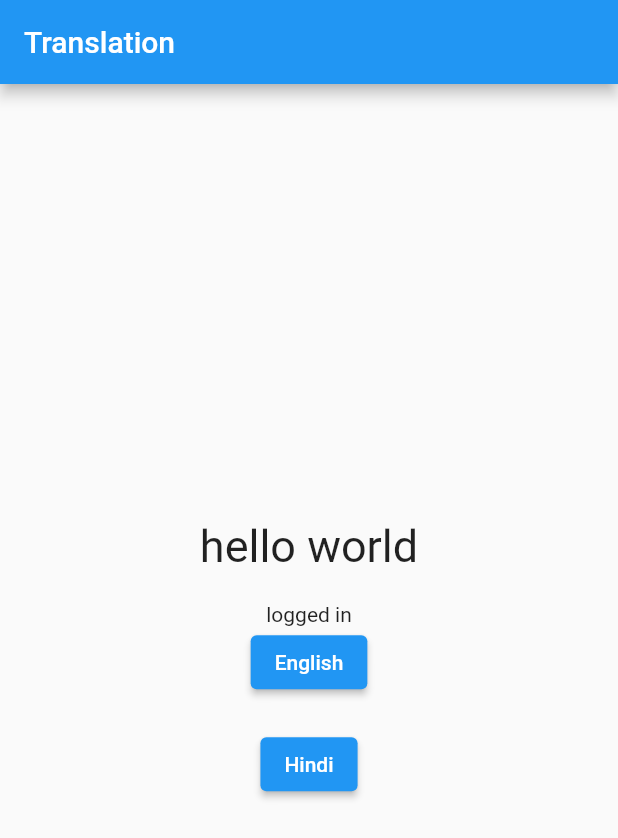
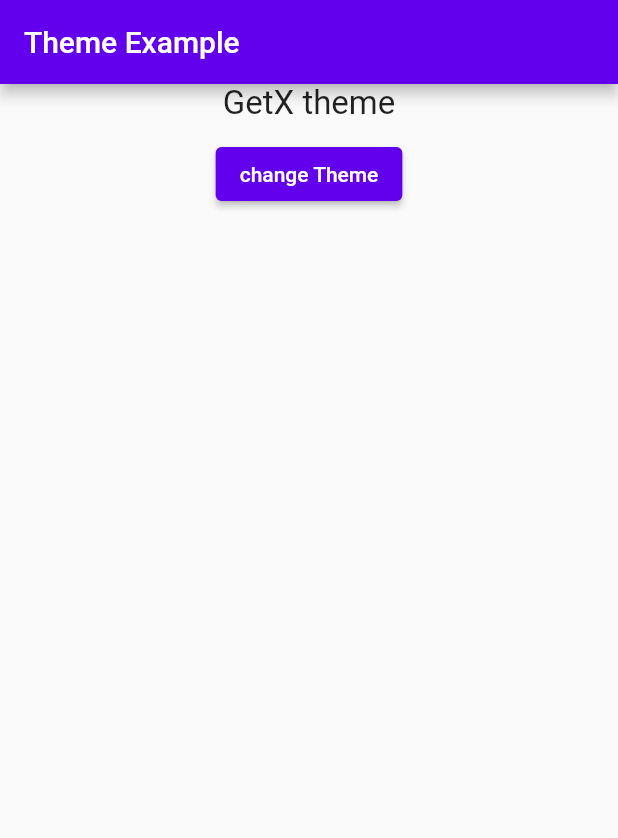
Before and after one commit to Mohitkoley/playground_getx, a Flutter app: the screen it shows after launch, on a phone screen of 412 x 824 dp. Shown: the top 838 px of the screen. Run offline on Flutter 3.47's test engine with Material 2 defaults, Android fonts, the phone set to English and light mode, and no system bars; our stand-ins replace get, get_storage.

Commit message:
changes done in main.dart

```diff
--- a/lib/main.dart
+++ b/lib/main.dart
@@ -4,6 +4,7 @@ import 'package:get_storage/get_storage.dart';
 import 'package:playground/getx_controller/view.dart';
 import 'package:playground/reactive_state_mangement.dart';
 import 'package:playground/simple_state_mangement.dart';
+import 'package:playground/theme/themes_example.dart';
 
 import 'translation/translation_example.dart';
 
@@ -17,6 +18,6 @@ class MyApp extends StatelessWidget {
 
   @override
   Widget build(BuildContext context) {
-    return Translation();
+    return ThemeExample();
   }
 }
--- a/lib/theme/themes_view.dart
+++ b/lib/theme/themes_view.dart
@@ -9,9 +9,7 @@ class Example extends StatelessWidget {
 
   @override
   Widget build(BuildContext context) {
-    return GetMaterialApp(
-      debugShowCheckedModeBanner: false,
-      home: Scaffold(
+    return Scaffold(
       appBar: AppBar(title: const Text('Theme Example')),
       body: Center(
           child: Column(children: [
@@ -35,7 +33,6 @@ class Example extends StatelessWidget {
             },
             child: Text("change Theme"))
       ])),
-      ),
     );
   }
 }
```
Lines whose indentation alone changed are shown as unchanged.
